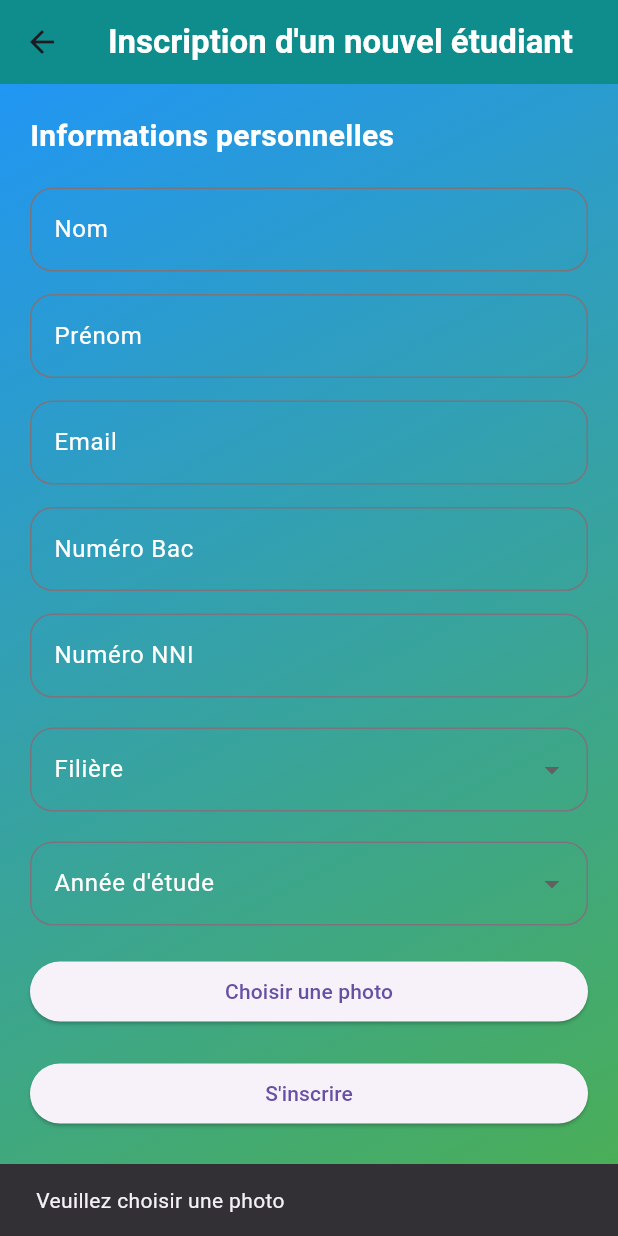
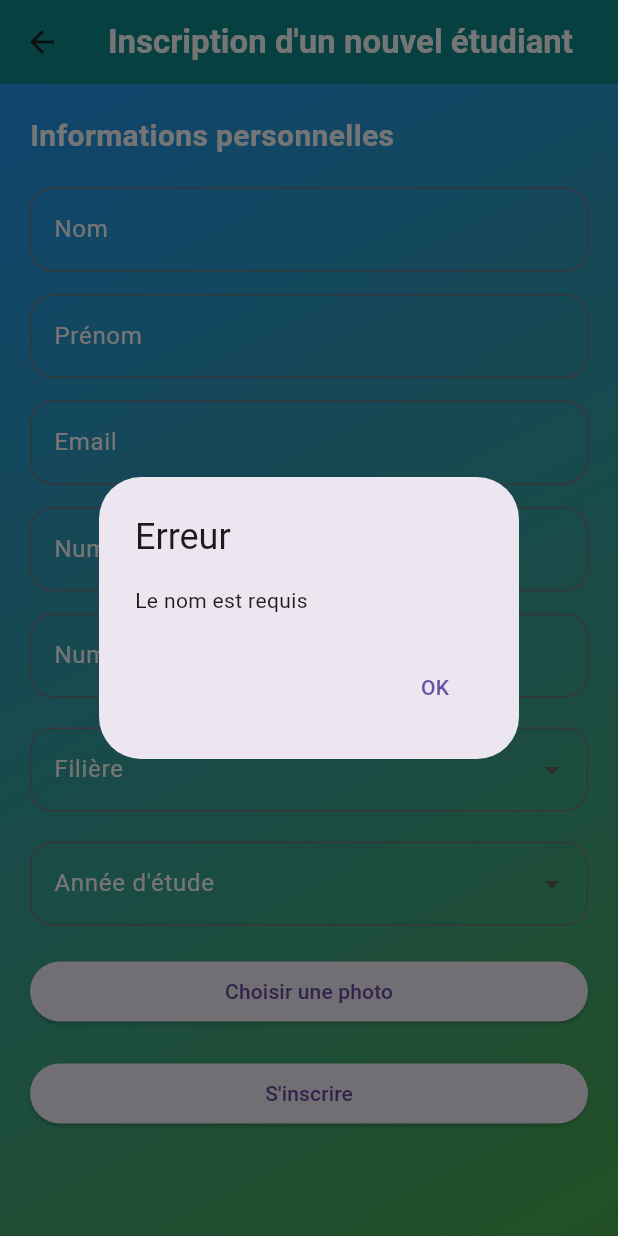
Before and after one commit to ekhyarhoume/gestion-scolarite, a Flutter app: the StudentRegistrationScreen screen opened directly, after a tap on an icon or button, on a phone screen of 412 x 824 dp. Run offline on Flutter 3.47's test engine with Material 3 defaults, Android fonts, the phone set to English and light mode, and no system bars; our stand-ins replace cloud_firestore, file_picker, firebase_auth, firebase_storage, image_picker, pdf and 1 more; accounts and stored records are empty.

Commit message:
second commit

```diff
--- a/lib/main.dart
+++ b/lib/main.dart
@@ -4,7 +4,7 @@ import 'package:gestion_scolarite/screens/LoginRegisterScreen.dart';
 import 'package:gestion_scolarite/screens/ReceiptScreen.dart';
 import 'package:gestion_scolarite/screens/RegistrationForm.dart';
 import 'package:gestion_scolarite/screens/AdminScreen.dart';
-// import 'package:gestion_scolarite/screens/HomeScreen.dart';
+import 'package:gestion_scolarite/screens/AdminDashboardScreen.dart';
 import 'package:gestion_scolarite/screens/home_screen.dart';  // Importer le fichier HomeScreen
 
 void main() {
@@ -26,10 +26,10 @@ class MyApp extends StatelessWidget {
       routes: {
         '/': (context) => const HomeScreen(),  // Utiliser HomeScreen depuis le fichier séparé
         '/admin': (context) => const AdminScreen(),
+        '/admin-dashboard': (context) => const AdminDashboardScreen(),
         '/inscription': (context) => const RegistrationScreen(),
         '/login': (context) => const LoginRegisterScreen(),
         '/home': (context) => const HomePage(),
-
       },
     );
   }
--- a/lib/screens/StudentRegistrationScreen.dart
+++ b/lib/screens/StudentRegistrationScreen.dart
@@ -49,13 +49,41 @@ class _StudentRegistrationScreenState extends State<StudentRegistrationScreen> {
 
   // Sauvegarder les données de l'étudiant dans Firestore et naviguer vers ReceiptScreen
   Future<void> _registerStudent() async {
+    // Validation des champs
+    if (nameController.text.isEmpty) {
+      _showErrorDialog("Le nom est requis");
+      return;
+    }
+    if (lastNameController.text.isEmpty) {
+      _showErrorDialog("Le prénom est requis");
+      return;
+    }
+    if (emailController.text.isEmpty || !RegExp(r'^[\w-\.]+@([\w-]+\.)+[\w-]{2,4}$').hasMatch(emailController.text)) {
+      _showErrorDialog("Veuillez entrer une adresse email valide");
+      return;
+    }
+    if (bacNumberController.text.isEmpty || !RegExp(r'^\d{5}$').hasMatch(bacNumberController.text)) {
+      _showErrorDialog("Le numéro Bac doit contenir exactement 5 chiffres");
+      return;
+    }
+    if (nniController.text.isEmpty || !RegExp(r'^\d{10}$').hasMatch(nniController.text)) {
+      _showErrorDialog("Le numéro NNI doit contenir exactement 10 chiffres");
+      return;
+    }
+    if (selectedFiliere == null) {
+      _showErrorDialog("Veuillez sélectionner une filière");
+      return;
+    }
+    if (selectedAnnee == null) {
+      _showErrorDialog("Veuillez sélectionner une année d'étude");
+      return;
+    }
     if (_image == null) {
-      ScaffoldMessenger.of(context).showSnackBar(
-        const SnackBar(content: Text('Veuillez choisir une photo')),
-      );
+      _showErrorDialog("Veuillez choisir une photo");
       return;
     }
 
+    try {
       // Télécharger l'image sur Firebase Storage
       final Reference storageRef =
           FirebaseStorage.instance.ref().child('student_photos/${_image!.name}');
@@ -70,10 +98,12 @@ class _StudentRegistrationScreenState extends State<StudentRegistrationScreen> {
         'email': emailController.text,
         'bacNumber': bacNumberController.text,
         'nni': nniController.text,
-      'filiere': selectedFiliere ?? 'Non spécifiée',
+        'filiere': selectedFiliere,
+        'annee': selectedAnnee,
         'photoUrl': imageUrl,
         'paymentStatus': _paymentMade ? 'Payé' : 'Non payé',
         'registrationDate': Timestamp.now(),
+        'type': 'nouveau', // Ajout du type d'étudiant
       };
 
       await FirebaseFirestore.instance.collection('students').add(studentData);
@@ -89,11 +119,35 @@ class _StudentRegistrationScreenState extends State<StudentRegistrationScreen> {
           builder: (context) => ReceiptScreen(
             name: nameController.text,
             lastName: lastNameController.text,
-          filiere: selectedFiliere ?? 'Non spécifiée',
-          annee: selectedAnnee ?? 'Non spécifiée',
-          montant: 100.0,  // Montant fixe ou variable selon l'inscription
+            filiere: selectedFiliere!,
+            annee: selectedAnnee!,
+            montant: 100.0,
           ),
         ),
+      );
+    } catch (e) {
+      _showErrorDialog("Une erreur est survenue lors de l'inscription: ${e.toString()}");
+    }
+  }
+
+  // Fonction pour afficher un alert dialog
+  void _showErrorDialog(String message) {
+    showDialog(
+      context: context,
+      builder: (BuildContext context) {
+        return AlertDialog(
+          title: const Text("Erreur"),
+          content: Text(message),
+          actions: <Widget>[
+            TextButton(
+              onPressed: () {
+                Navigator.of(context).pop();
+              },
+              child: const Text("OK"),
+            ),
+          ],
+        );
+      },
     );
   }
 
```
Also changed, not shown: lib/screens/AdminDashboardScreen.dart (added, +151 -0 lines), lib/screens/RegistrationForm.dart (+43 -20 lines). Lines whose indentation alone changed are shown as unchanged.
